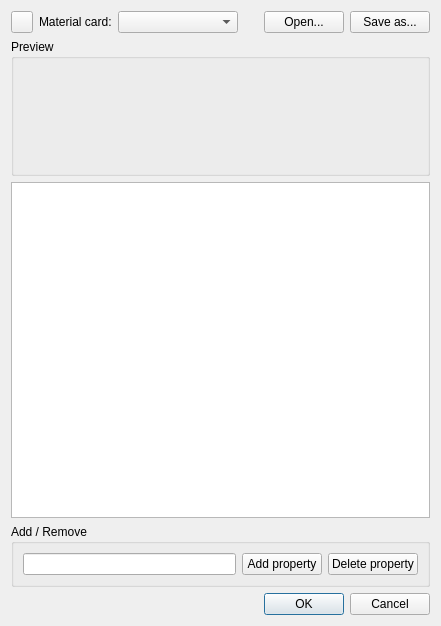
berndhahnebach/All_FreeCAD, file src/Mod/Material/materials-editor.ui: the form before one commit.
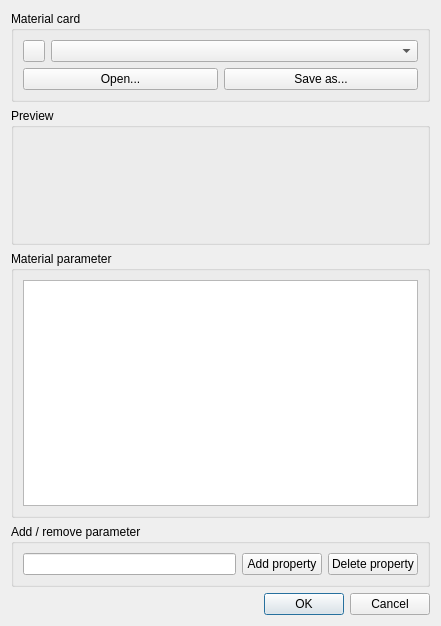
The form after the commit.

Commit message: Material: editor, small ui layout improvements

```diff
--- a/src/Mod/Material/materials-editor.ui
+++ b/src/Mod/Material/materials-editor.ui
@@ -17,7 +17,13 @@
    <item>
     <layout class="QVBoxLayout" name="verticalLayout">
      <item>
-      <layout class="QHBoxLayout" name="horizontalLayout">
+      <widget class="QGroupBox" name="groupBox_3">
+       <property name="title">
+        <string>Material card</string>
+       </property>
+       <layout class="QVBoxLayout" name="verticalLayout_4">
+        <item>
+         <layout class="QHBoxLayout" name="horizontalLayout_7">
        <item>
         <widget class="QPushButton" name="ButtonURL">
          <property name="maximumSize">
@@ -34,13 +40,6 @@
          </property>
         </widget>
        </item>
-       <item>
-        <widget class="QLabel" name="label">
-         <property name="text">
-          <string>Material card:</string>
-         </property>
-        </widget>
-       </item>
        <item>
         <widget class="QComboBox" name="ComboMaterial">
          <property name="minimumSize">
@@ -54,19 +53,10 @@
          </property>
         </widget>
        </item>
-       <item>
-        <spacer name="horizontalSpacer">
-         <property name="orientation">
-          <enum>Qt::Horizontal</enum>
-         </property>
-         <property name="sizeHint" stdset="0">
-          <size>
-           <width>40</width>
-           <height>20</height>
-          </size>
-         </property>
-        </spacer>
-       </item>
+         </layout>
+        </item>
+        <item>
+         <layout class="QHBoxLayout" name="horizontalLayout">
        <item>
         <widget class="QPushButton" name="ButtonOpen">
          <property name="toolTip">
@@ -89,6 +79,9 @@
        </item>
       </layout>
      </item>
+       </layout>
+      </widget>
+     </item>
      <item>
       <widget class="QGroupBox" name="PreviewGroup">
        <property name="title">
@@ -138,6 +131,12 @@
       </widget>
      </item>
      <item>
+      <widget class="QGroupBox" name="groupBox_4">
+       <property name="title">
+        <string>Material parameter</string>
+       </property>
+       <layout class="QVBoxLayout" name="verticalLayout_5">
+        <item>
       <layout class="QHBoxLayout" name="horizontalLayout_3">
        <property name="sizeConstraint">
         <enum>QLayout::SetMaximumSize</enum>
@@ -147,10 +146,13 @@
        </item>
       </layout>
      </item>
+       </layout>
+      </widget>
+     </item>
      <item>
       <widget class="QGroupBox" name="groupBox_2">
        <property name="title">
-        <string>Add / Remove</string>
+        <string>Add / remove parameter</string>
        </property>
        <layout class="QVBoxLayout" name="verticalLayout_3">
         <item>
```
Lines whose indentation alone changed are shown as unchanged.
